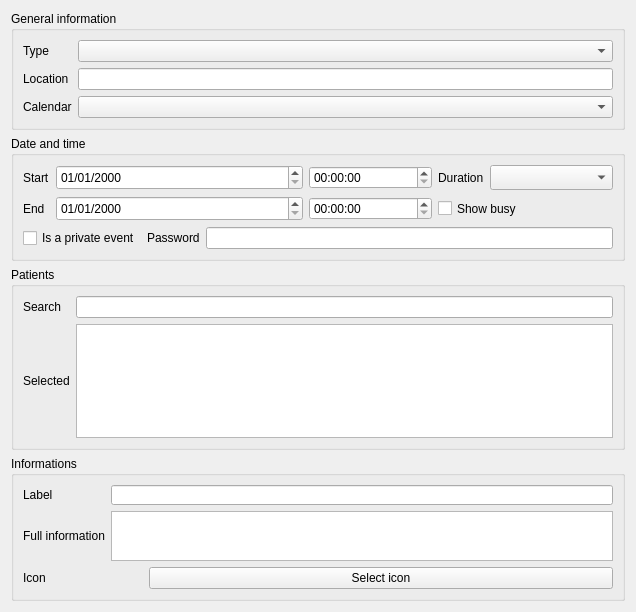
Qt form libs/calendar/item_editor_widget.ui (FreeHealth/freehealth) before a commit.
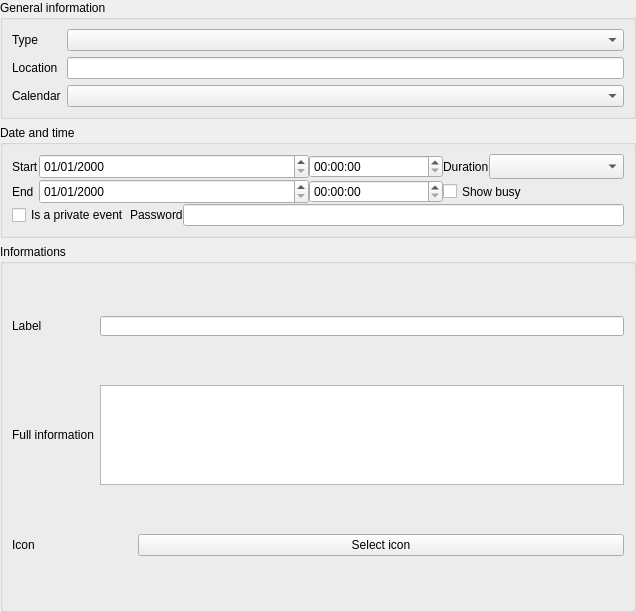
The same form after that commit.

```diff
--- a/libs/calendar/item_editor_widget.ui
+++ b/libs/calendar/item_editor_widget.ui
@@ -14,7 +14,10 @@
    <string>Form</string>
   </property>
   <layout class="QGridLayout" name="gridLayout_4">
-   <item row="0" column="0">
+   <property name="margin">
+    <number>0</number>
+   </property>
+   <item row="1" column="0">
     <widget class="QGroupBox" name="groupBox">
      <property name="title">
       <string>General information</string>
@@ -53,12 +56,15 @@
      </layout>
     </widget>
    </item>
-   <item row="1" column="0">
+   <item row="4" column="0">
     <widget class="QGroupBox" name="groupBox_2">
      <property name="title">
       <string>Date and time</string>
      </property>
      <layout class="QGridLayout" name="gridLayout_2">
+      <property name="spacing">
+       <number>0</number>
+      </property>
       <item row="0" column="0">
        <widget class="QLabel" name="label">
         <property name="sizePolicy">
@@ -280,55 +286,7 @@
      </layout>
     </widget>
    </item>
-   <item row="2" column="0">
-    <widget class="QGroupBox" name="groupBox_3">
-     <property name="title">
-      <string>Patients</string>
-     </property>
-     <layout class="QGridLayout" name="gridLayout_5">
-      <item row="0" column="0">
-       <widget class="QLabel" name="label_4">
-        <property name="maximumSize">
-         <size>
-          <width>16777215</width>
-          <height>16777215</height>
-         </size>
-        </property>
-        <property name="text">
-         <string>Search</string>
-        </property>
-       </widget>
-      </item>
-      <item row="0" column="1">
-       <widget class="QLineEdit" name="searchPatient">
-        <property name="minimumSize">
-         <size>
-          <width>0</width>
-          <height>22</height>
-         </size>
-        </property>
-        <property name="maximumSize">
-         <size>
-          <width>16777215</width>
-          <height>16777215</height>
-         </size>
-        </property>
-       </widget>
-      </item>
-      <item row="1" column="1">
-       <widget class="QListView" name="selectedPatientView"/>
-      </item>
-      <item row="1" column="0">
-       <widget class="QLabel" name="label_11">
-        <property name="text">
-         <string>Selected</string>
-        </property>
-       </widget>
-      </item>
-     </layout>
-    </widget>
-   </item>
-   <item row="3" column="0">
+   <item row="7" column="0">
     <widget class="QGroupBox" name="groupBox_4">
      <property name="title">
       <string>Informations</string>
```
Left out of the diff: 37 changed lines with no effect on the pictures.
